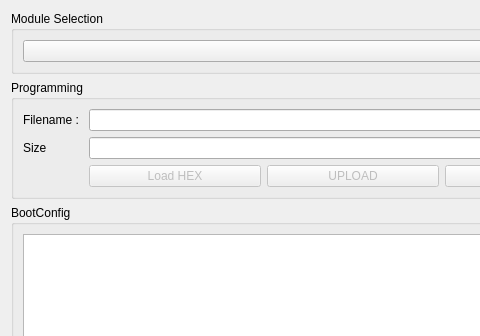
The window that NetworkViewer/plugins/dsPICBootloader/dsPICBootloader.ui (glocklueng/openecosys) describes before a commit, drawn with Qt 5; both pictures show x 0 to 480 and y 0 to 336 of the 640 by 480 pixel window.
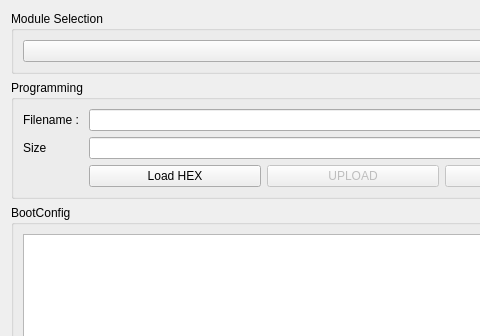
The same window after the commit.

```diff
--- a/NetworkViewer/plugins/dsPICBootloader/dsPICBootloader.ui
+++ b/NetworkViewer/plugins/dsPICBootloader/dsPICBootloader.ui
@@ -71,7 +71,7 @@
         <item>
          <widget class="QPushButton" name="m_loadHEXButton">
           <property name="enabled">
-           <bool>false</bool>
+           <bool>true</bool>
           </property>
           <property name="text">
            <string>Load HEX</string>
```
